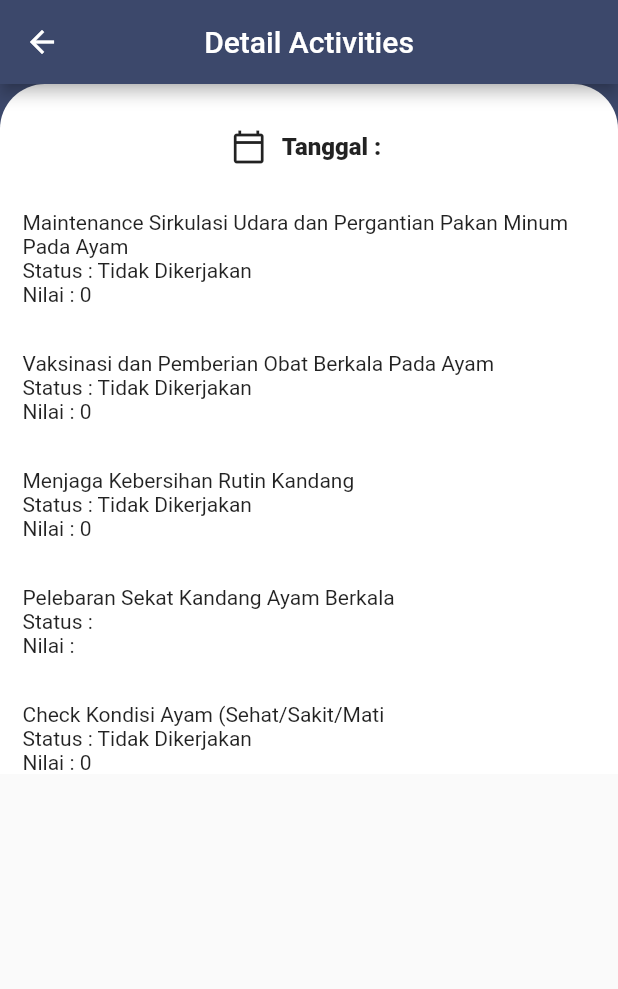
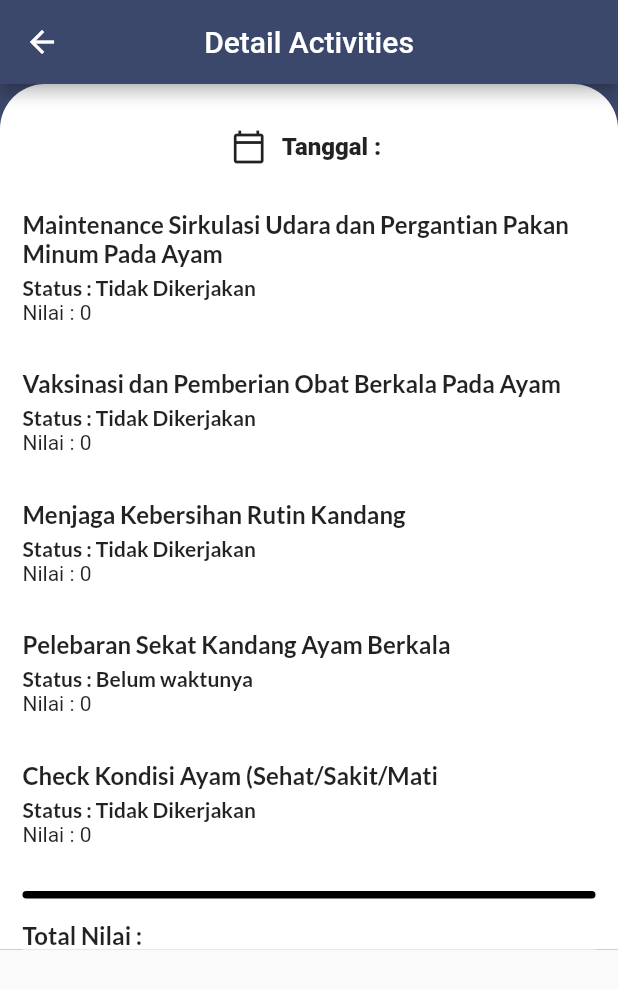
Before and after one commit to Rokel15/Jea-Aplikasi-Penulisan-Ilmiah-Gunadarma, a Flutter app: the See_Detail screen opened directly with empty values, on a phone screen of 412 x 824 dp. Shown: the top 989 px of the screen. Run offline on Flutter 3.47's test engine with Material 2 defaults, Android fonts, the phone set to English and light mode, and no system bars; our stand-ins replace cloud_firestore, firebase_core, get, google_fonts; accounts and stored records are empty; Roboto replaces fonts that are missing (Aboreto).

Commit message:
retrieving data v10

```diff
--- a/lib/ui/Acts_Check.dart
+++ b/lib/ui/Acts_Check.dart
@@ -477,5 +477,3 @@ class dataReader extends StatelessWidget{
     );
   }
 }
-
-//silahkan check disini
--- a/lib/ui/See_Detail.dart
+++ b/lib/ui/See_Detail.dart
@@ -53,9 +53,6 @@ class detail extends StatelessWidget {
     required this.Ask_data,
   });
 
-  String dikerjakan = 'dikerjakan';
-  String tdk_dikerjakan = 'tidak dikerjakan';
-
   @override
   Widget build(BuildContext context) {
     return Container(
@@ -65,6 +62,7 @@ class detail extends StatelessWidget {
       child: Column(
         crossAxisAlignment: CrossAxisAlignment.start,
         children: [
+          // Tanggal
           Container(
             width: double.infinity,
             child: Row(
@@ -88,32 +86,64 @@ class detail extends StatelessWidget {
               ],
             ),
           ),
+          // Kegiatan 1
           Container(
             padding: EdgeInsets.only(top: 30),
             child: Column(
               crossAxisAlignment: CrossAxisAlignment.start,
               children: [
-                Text('Maintenance Sirkulasi Udara dan Pergantian Pakan Minum Pada Ayam'),
+                Container(
+                  width: double.infinity,
+                  padding: EdgeInsets.only(bottom: 5),
+                  child: Text(
+                    'Maintenance Sirkulasi Udara dan Pergantian Pakan Minum Pada Ayam',
+                    style: GoogleFonts.lato(
+                      fontSize: 16,
+                      fontWeight: FontWeight.w600
+                    ),
+                  ),
+                ),
                 Text(
                   Ask_data['Kegiatan 1']=='Maintenance Sirkulasi Udara dan Pergantian Pakan Minum Pada Ayam'?
                   'Status\t: Dikerjakan' :'Status\t: Tidak Dikerjakan',
+                  style: GoogleFonts.lato(
+                    fontWeight: FontWeight.w600
+                  ),
                 ),
                 Text(
                   Ask_data['Kegiatan 1']=='Maintenance Sirkulasi Udara dan Pergantian Pakan Minum Pada Ayam'?
                   'Nilai\t: 20':'Nilai\t: 0',
-
                 )
               ],
             ),
           ),
+          // Kegiatan 2
           Container(
             padding: EdgeInsets.only(top: 30),
             child: Column(
               crossAxisAlignment: CrossAxisAlignment.start,
               children: [
-                Text('Vaksinasi dan Pemberian Obat Berkala Pada Ayam'),
-                Text(Ask_data['Kegiatan 2']=='Vaksinasi dan Pemberian Obat Berkala Pada Ayam'?
-                'Status\t: Dikerjakan' :'Status\t: Tidak Dikerjakan',
+                Container(
+                  width: double.infinity,
+                  padding: EdgeInsets.only(bottom: 5),
+                  child: Text(
+                    'Vaksinasi dan Pemberian Obat Berkala Pada Ayam',
+                    style: GoogleFonts.lato(
+                      textStyle: TextStyle(
+                        fontSize: 16,
+                        fontWeight: FontWeight.w600
+                      )
+                    ),
+                  ),
+                ),
+                Text(
+                  Ask_data['Kegiatan 2']=='Vaksinasi dan Pemberian Obat Berkala Pada Ayam'?
+                  'Status\t: Dikerjakan' :'Status\t: Tidak Dikerjakan',
+                  style: GoogleFonts.lato(
+                    textStyle: TextStyle(
+                      fontWeight: FontWeight.w600
+                    )
+                  ),
                 ),
                 Text(Ask_data['Kegiatan 2']=='Vaksinasi dan Pemberian Obat Berkala Pada Ayam'?
                 'Nilai\t: 20':'Nilai\t: 0',
@@ -121,42 +151,96 @@ class detail extends StatelessWidget {
               ],
             ),
           ),
+          // Kegiatan 3
           Container(
             padding: EdgeInsets.only(top: 30),
             child: Column(
               crossAxisAlignment: CrossAxisAlignment.start,
               children: [
-                Text('Menjaga Kebersihan Rutin Kandang'),
-                Text(Ask_data['Kegiatan 3']=='Menjaga Kebersihan Rutin Kandang'?
-                'Status\t: Dikerjakan' :'Status\t: Tidak Dikerjakan',
+                Container(
+                  width: double.infinity,
+                  padding: EdgeInsets.only(bottom: 5),
+                  child: Text(
+                    'Menjaga Kebersihan Rutin Kandang',
+                    style: GoogleFonts.lato(
+                      fontSize: 16,
+                      fontWeight: FontWeight.w600
+                    ),
+                  ),
                 ),
-                Text(Ask_data['Kegiatan 3']=='Menjaga Kebersihan Rutin Kandang'?
-                'Nilai\t: 20':'Nilai\t: 0',
+                Text(
+                  Ask_data['Kegiatan 3']=='Menjaga Kebersihan Rutin Kandang'?
+                  'Status\t: Dikerjakan' :'Status\t: Tidak Dikerjakan',
+                  style: GoogleFonts.lato(
+                    fontWeight: FontWeight.w600
+                  ),
+                ),
+                Text(
+                  Ask_data['Kegiatan 3']=='Menjaga Kebersihan Rutin Kandang'?
+                  'Nilai\t: 20':'Nilai\t: 0',
                 )
               ],
             ),
           ),
+          // Kegiatan 4
           Container(
             padding: EdgeInsets.only(top: 30),
             child: Column(
               crossAxisAlignment: CrossAxisAlignment.start,
               children: [
-                Text('Pelebaran Sekat Kandang Ayam Berkala'),
+                Container(
+                  width: double.infinity,
+                  padding: EdgeInsets.only(bottom: 5),
+                  child: Text(
+                    'Pelebaran Sekat Kandang Ayam Berkala',
+                    style: GoogleFonts.lato(
+                      textStyle: TextStyle(
+                        fontSize: 16,
+                        fontWeight: FontWeight.w600
+                      )
+                    ),
+                  ),
+                ),
                 Text(
-                  'Status : ',
+                  Ask_data['Kategori']==0?
+                  'Status\t: Dikerjakan':'Status\t: Belum waktunya',
+                  style: GoogleFonts.lato(
+                    textStyle: TextStyle(
+                      fontWeight: FontWeight.w600
+                    )
+                  )
                 ),
-                Text('Nilai : ')
+                Text(
+                  Ask_data['Kegiatan 4']=='Pelebaran Sekat Kandang Ayam Berkala'?
+                  'Nilai\t: 20':'Nilai\t: 0',
+                )
               ],
             ),
           ),
+          // Kegiatan 5
           Container(
             padding: EdgeInsets.only(top: 30),
             child: Column(
               crossAxisAlignment: CrossAxisAlignment.start,
               children: [
-                Text('Check Kondisi Ayam (Sehat/Sakit/Mati'),
+                Container(
+                  width: double.infinity,
+                  padding: EdgeInsets.only(bottom: 5),
+                  child: Text(
+                    'Check Kondisi Ayam (Sehat/Sakit/Mati',
+                    style: GoogleFonts.lato(
+                      textStyle: TextStyle(
+                        fontSize: 16,
+                        fontWeight: FontWeight.w600
+                      )
+                    ),
+                  ),
+                ),
                 Text(Ask_data['Kegiatan 5']=='Check Kondisi Ayam (Sehat/Sakit/Mati)'?
                   'Status\t: Dikerjakan' :'Status\t: Tidak Dikerjakan',
+                  style: GoogleFonts.lato(
+                    fontWeight: FontWeight.w600
+                  ),
                 ),
                 Text(Ask_data['Kegiatan 5']=='Check Kondisi Ayam (Sehat/Sakit/Mati)'?
                 'Nilai\t: 20':'Nilai\t: 0',
@@ -164,6 +248,23 @@ class detail extends StatelessWidget {
               ],
             ),
           ),
+          // Total Nilai
+          Container(
+            width: double.infinity,
+            margin: EdgeInsets.only(top: 30, bottom: 15),
+            height: 5,
+            decoration: BoxDecoration(
+              borderRadius: BorderRadius.circular(20),
+              color: Colors.black
+            ),
+          ),
+          Text(
+            'Total Nilai\t: ${Ask_data['Total Nilai']}',
+            style: GoogleFonts.lato(
+                fontSize: 16,
+                fontWeight: FontWeight.w600
+            ),
+          ),
         ],
       ),
     );
```
